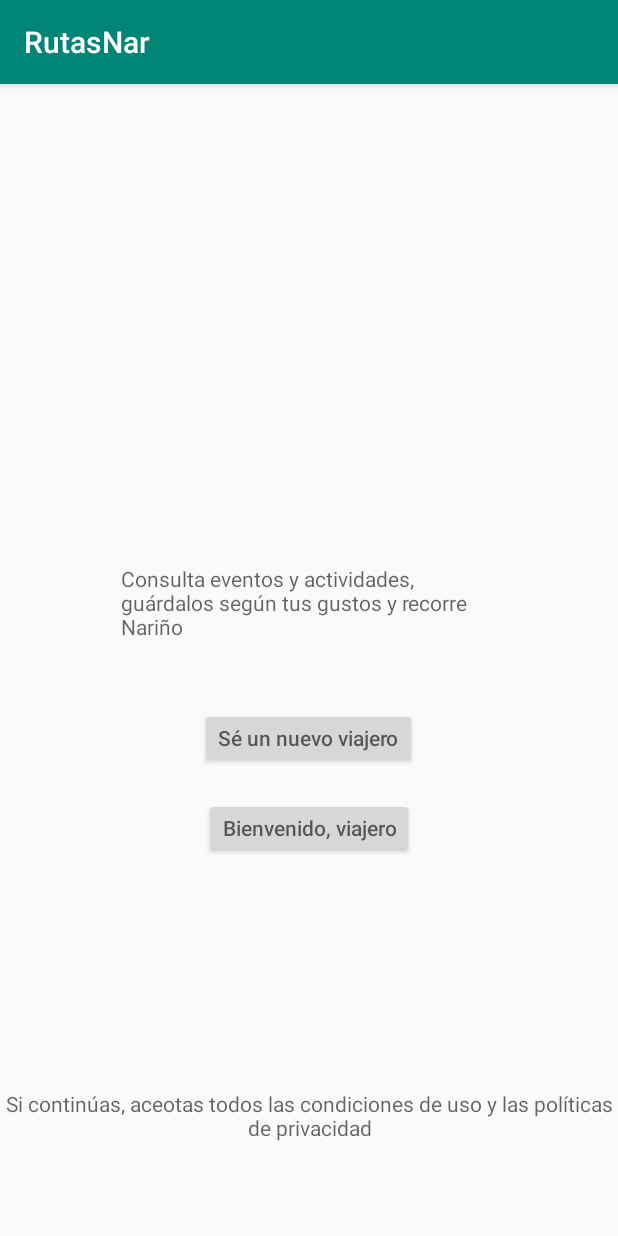
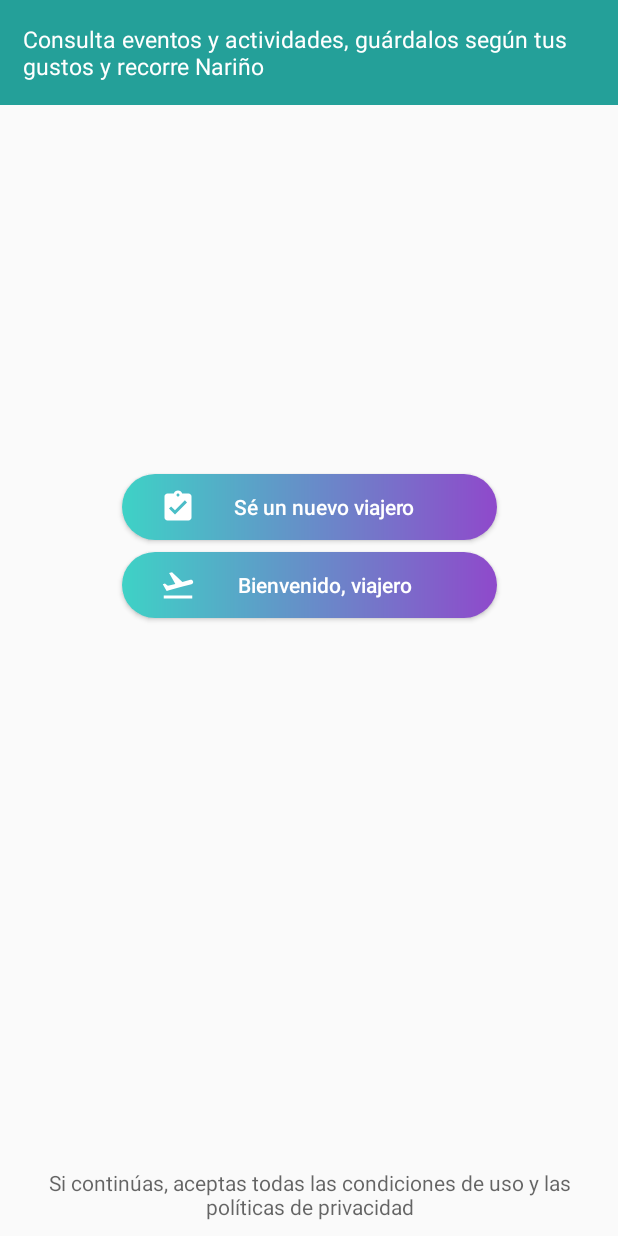
Before and after one commit to LuisEspanna/rutasNar, an Android app: the screen it shows after launch (LoginActivity), on a phone screen of 412 x 824 dp. Run offline under Robolectric (Android 15) with nearby library versions, the phone set to English and light mode, and no system bars; pictures from the network do not load.

Commit message:
Cargar imagen desde internet, custom buttons, cambio de colores, nuevos iconos

```diff
--- a/rutasApp/app/build.gradle
+++ b/rutasApp/app/build.gradle
@@ -29,4 +29,8 @@ dependencies {
     testImplementation 'junit:junit:4.12'
     androidTestImplementation 'androidx.test.ext:junit:1.1.0'
     androidTestImplementation 'androidx.test.espresso:espresso-core:3.1.1'
+    dependencies {
+        implementation 'com.github.bumptech.glide:glide:4.8.0'
+        annotationProcessor 'com.github.bumptech.glide:compiler:4.8.0'
+    }
 }
--- a/rutasApp/app/src/main/AndroidManifest.xml
+++ b/rutasApp/app/src/main/AndroidManifest.xml
@@ -2,7 +2,8 @@
 <manifest xmlns:android="http://schemas.android.com/apk/res/android"
     xmlns:tools="http://schemas.android.com/tools"
     package="apps.udenar.edu.co.rutasnar">
-
+    <uses-permission android:name="android.permission.INTERNET" />
+    <uses-permission android:name="android.permission.ACCESS_NETWORK_STATE" />
     <application
         android:allowBackup="true"
         android:icon="@mipmap/ic_launcher"
@@ -14,7 +15,8 @@
         <activity android:name=".MainActivity"/>
         <activity android:name=".UserRegisterActivity"/>
         <activity android:name=".UserLoginActivity" />
-        <activity android:name=".LoginActivity">
+        <activity android:name=".LoginActivity"
+                  android:theme="@style/AppTheme.none">
             <intent-filter>
                 <action android:name="android.intent.action.MAIN" />
 
--- a/rutasApp/app/src/main/java/apps/udenar/edu/co/rutasnar/LoginActivity.java
+++ b/rutasApp/app/src/main/java/apps/udenar/edu/co/rutasnar/LoginActivity.java
@@ -5,20 +5,35 @@ import androidx.fragment.app.Fragment;
 import androidx.fragment.app.FragmentTransaction;
 
 import android.content.Intent;
+import android.graphics.Bitmap;
+import android.graphics.BitmapFactory;
+import android.os.AsyncTask;
 import android.os.Bundle;
+import android.util.Log;
 import android.view.View;
 import android.widget.Button;
+import android.widget.ImageView;
+
+import com.bumptech.glide.Glide;
+
+import java.io.IOException;
+import java.io.InputStream;
+import java.net.MalformedURLException;
+import java.net.URL;
 
 public class LoginActivity extends AppCompatActivity {
 
+    ImageView img_banner;
     Button btn_t, btn_newt;
     @Override
     protected void onCreate(Bundle savedInstanceState) {
         super.onCreate(savedInstanceState);
         setContentView(R.layout.activity_login);
 
+
         btn_t = findViewById(R.id.btn_t);
         btn_newt = findViewById(R.id.btn_newt);
+
 
         btn_newt.setOnClickListener(new View.OnClickListener() {
             @Override
@@ -34,5 +49,9 @@ public class LoginActivity extends AppCompatActivity {
             }
         });
 
+        img_banner = findViewById(R.id.img_banner);
+        Glide.with(getApplicationContext())
+                .load("https://1.bp.blogspot.com/-BHIkQhmra0c/XpUUpmVLfsI/AAAAAAAABpk/oO_O3lCxajkVeAksMURtcf5QOEiuDGPIQCLcBGAsYHQ/s1600/banner_rutas2.png")
+                .into(img_banner);
     }
 }
--- a/rutasApp/app/src/main/java/apps/udenar/edu/co/rutasnar/UserLoginActivity.java
+++ b/rutasApp/app/src/main/java/apps/udenar/edu/co/rutasnar/UserLoginActivity.java
@@ -19,6 +19,7 @@ public class UserLoginActivity extends AppCompatActivity {
     protected void onCreate(Bundle savedInstanceState) {
         super.onCreate(savedInstanceState);
         setContentView(R.layout.activity_user_login);
+        setTitle("Inicio de sesión");
 
 
         db = new DatabaseHelper(this);
--- a/rutasApp/app/src/main/java/apps/udenar/edu/co/rutasnar/UserRegisterActivity.java
+++ b/rutasApp/app/src/main/java/apps/udenar/edu/co/rutasnar/UserRegisterActivity.java
@@ -20,6 +20,7 @@ public class UserRegisterActivity extends AppCompatActivity {
     protected void onCreate(Bundle savedInstanceState) {
         super.onCreate(savedInstanceState);
         setContentView(R.layout.activity_user_register);
+        setTitle("Registro del viajero");
 
         db = new DatabaseHelper(this);
         mTextUsername = findViewById(R.id.edittext_username);
--- /dev/null
+++ b/rutasApp/app/src/main/res/drawable/color_button.xml
@@ -0,0 +1,7 @@
+<?xml version="1.0" encoding="utf-8"?>
+<shape xmlns:android="http://schemas.android.com/apk/res/android">
+    <gradient android:startColor="#3ED2C6"
+              android:endColor="#8F49CB"/>
+    <corners android:radius="50sp"/>
+    <size android:width="20sp" />
+</shape>
--- /dev/null
+++ b/rutasApp/app/src/main/res/drawable/ic_card_travel.xml
@@ -0,0 +1,5 @@
+<vector android:height="24dp" android:tint="#FFFFFF"
+    android:viewportHeight="24.0" android:viewportWidth="24.0"
+    android:width="24dp" xmlns:android="http://schemas.android.com/apk/res/android">
+    <path android:fillColor="#FF000000" android:pathData="M20,6h-3L17,4c0,-1.11 -0.89,-2 -2,-2L9,2c-1.11,0 -2,0.89 -2,2v2L4,6c-1.11,0 -2,0.89 -2,2v11c0,1.11 0.89,2 2,2h16c1.11,0 2,-0.89 2,-2L22,8c0,-1.11 -0.89,-2 -2,-2zM9,4h6v2L9,6L9,4zM20,19L4,19v-2h16v2zM20,14L4,14L4,8h3v2h2L9,8h6v2h2L17,8h3v6z"/>
+</vector>
--- /dev/null
+++ b/rutasApp/app/src/main/res/drawable/ic_register.xml
@@ -0,0 +1,5 @@
+<vector android:height="24dp" android:tint="#FFFFFF"
+    android:viewportHeight="24.0" android:viewportWidth="24.0"
+    android:width="24dp" xmlns:android="http://schemas.android.com/apk/res/android">
+    <path android:fillColor="#FF000000" android:pathData="M19,3h-4.18C14.4,1.84 13.3,1 12,1c-1.3,0 -2.4,0.84 -2.82,2L5,3c-1.1,0 -2,0.9 -2,2v14c0,1.1 0.9,2 2,2h14c1.1,0 2,-0.9 2,-2L21,5c0,-1.1 -0.9,-2 -2,-2zM12,3c0.55,0 1,0.45 1,1s-0.45,1 -1,1 -1,-0.45 -1,-1 0.45,-1 1,-1zM10,17l-4,-4 1.41,-1.41L10,14.17l6.59,-6.59L18,9l-8,8z"/>
+</vector>
--- /dev/null
+++ b/rutasApp/app/src/main/res/drawable/ic_singin.xml
@@ -0,0 +1,5 @@
+<vector android:height="24dp" android:tint="#FFFFFF"
+    android:viewportHeight="24.0" android:viewportWidth="24.0"
+    android:width="24dp" xmlns:android="http://schemas.android.com/apk/res/android">
+    <path android:fillColor="#FF000000" android:pathData="M2.5,19h19v2h-19zM22.07,9.64c-0.21,-0.8 -1.04,-1.28 -1.84,-1.06L14.92,10l-6.9,-6.43 -1.93,0.51 4.14,7.17 -4.97,1.33 -1.97,-1.54 -1.45,0.39 1.82,3.16 0.77,1.33 1.6,-0.43 5.31,-1.42 4.35,-1.16L21,11.49c0.81,-0.23 1.28,-1.05 1.07,-1.85z"/>
+</vector>
--- /dev/null
+++ b/rutasApp/app/src/main/res/drawable/round_background_white.xml
@@ -0,0 +1,5 @@
+<?xml version="1.0" encoding="utf-8"?>
+<shape xmlns:android="http://schemas.android.com/apk/res/android">
+    <solid android:color="#FFFFFF" />
+    <corners android:radius="30sp"/>
+</shape>
--- a/rutasApp/app/src/main/res/layout/activity_login.xml
+++ b/rutasApp/app/src/main/res/layout/activity_login.xml
@@ -1,51 +1,80 @@
 <?xml version="1.0" encoding="utf-8"?>
-<LinearLayout
-    xmlns:android="http://schemas.android.com/apk/res/android"
+<androidx.constraintlayout.widget.ConstraintLayout xmlns:android="http://schemas.android.com/apk/res/android"
     xmlns:app="http://schemas.android.com/apk/res-auto"
     xmlns:tools="http://schemas.android.com/tools"
-    android:orientation="vertical"
     android:layout_width="match_parent"
     android:layout_height="match_parent"
-    tools:context=".LoginActivity"
-    android:gravity="center_horizontal">
-
-    <ImageView
-        android:layout_width="match_parent"
-        android:layout_height="300dp"
-        />
-    <LinearLayout
-        android:layout_width="match_parent"
-        android:layout_height="370dp"
-        android:gravity="center_horizontal"
-        android:orientation="vertical">
+    android:orientation="vertical"
+    tools:context=".LoginActivity">
 
     <TextView
-            android:layout_width="250dp"
-            android:layout_height="56dp"
-            android:layout_marginTop="20dp"
-            android:hint="@string/welcome_msg" />
+        android:id="@+id/textView"
+        android:layout_width="wrap_content"
+        android:layout_height="wrap_content"
+        android:hint="@string/terms"
+        android:padding="10sp"
+        android:textAlignment="center"
+        app:layout_constraintBottom_toBottomOf="parent"
+        app:layout_constraintEnd_toEndOf="parent"
+        app:layout_constraintStart_toStartOf="parent" />
+
     <Button
         android:id="@+id/btn_newt"
-            android:layout_width="wrap_content"
-            android:layout_height="40dp"
-            android:layout_marginTop="40dp"
-            android:hint="@string/new_traveler"/>
+        android:layout_width="250sp"
+        android:layout_height="44sp"
+        android:layout_marginTop="65dp"
+        android:background="@drawable/color_button"
+        android:drawableLeft="@drawable/ic_register"
+        android:drawablePadding="-30sp"
+        android:hint="@string/new_traveler"
+        android:paddingLeft="25sp"
+        android:textColor="#FFFFFF"
+        android:textColorHint="#FFFFFF"
+        app:layout_constraintBottom_toTopOf="@+id/textView"
+        app:layout_constraintEnd_toEndOf="parent"
+        app:layout_constraintHorizontal_bias="0.503"
+        app:layout_constraintStart_toStartOf="parent"
+        app:layout_constraintTop_toBottomOf="@+id/textView2"
+        app:layout_constraintVertical_bias="0.306" />
 
     <Button
         android:id="@+id/btn_t"
-            android:layout_width="wrap_content"
-            android:layout_height="40dp"
-            android:layout_marginTop="20dp"
-            android:hint="@string/traveler"/>
-
-    </LinearLayout>
+        android:layout_width="250sp"
+        android:layout_height="44sp"
+        android:layout_marginTop="8dp"
+        android:background="@drawable/color_button"
+        android:drawableLeft="@drawable/ic_singin"
+        android:drawablePadding="-30sp"
+        android:hint="@string/traveler"
+        android:paddingLeft="25sp"
+        android:textColor="#00FFFFFF"
+        android:textColorHint="#FFFFFF"
+        app:layout_constraintEnd_toEndOf="parent"
+        app:layout_constraintStart_toStartOf="parent"
+        app:layout_constraintTop_toBottomOf="@+id/btn_newt" />
 
     <TextView
-        android:layout_width="match_parent"
-        android:layout_height="match_parent"
-        android:textAlignment="center"
-        android:hint="@string/terms"/>
+        android:id="@+id/textView2"
+        android:layout_width="0dp"
+        android:layout_height="wrap_content"
+        android:background="#DA009289"
+        android:hint="@string/welcome_msg"
+        android:padding="15sp"
+        android:textColor="#00FFFFFF"
+        android:textColorHint="#FFFFFF"
+        android:textSize="15sp"
+        app:layout_constraintEnd_toEndOf="parent"
+        app:layout_constraintStart_toStartOf="parent"
+        app:layout_constraintTop_toBottomOf="@+id/img_banner" />
+
+    <ImageView
+        android:id="@+id/img_banner"
+        android:layout_width="0dp"
+        android:layout_height="wrap_content"
+        app:layout_constraintEnd_toEndOf="parent"
+        app:layout_constraintStart_toStartOf="parent"
+        app:layout_constraintTop_toTopOf="parent"
+        app:srcCompat="@android:drawable/btn_dialog" />
 
 
-
-</LinearLayout>
+</androidx.constraintlayout.widget.ConstraintLayout>
--- a/rutasApp/app/src/main/res/values/colors.xml
+++ b/rutasApp/app/src/main/res/values/colors.xml
@@ -1,6 +1,6 @@
 <?xml version="1.0" encoding="utf-8"?>
 <resources>
-    <color name="colorPrimary">#008577</color>
-    <color name="colorPrimaryDark">#00574B</color>
-    <color name="colorAccent">#D81B60</color>
+    <color name="colorPrimary">#4AAD91</color>
+    <color name="colorPrimaryDark">#005D57</color>
+    <color name="colorAccent">#8F49CB</color>
 </resources>
--- a/rutasApp/app/src/main/res/values/strings.xml
+++ b/rutasApp/app/src/main/res/values/strings.xml
@@ -5,7 +5,7 @@
     <string name="new_traveler">Sé un nuevo viajero</string>
     <string name="traveler">Bienvenido, viajero</string>
     <string name="welcome_msg">Consulta eventos y actividades, guárdalos según tus gustos y recorre Nariño</string>
-    <string name="terms">Si continúas, aceotas todos las condiciones de uso y las políticas de privacidad</string>
+    <string name="terms">Si continúas, aceptas todas las condiciones de uso y las políticas de privacidad</string>
 
     <!-- TODO: Remove or change this placeholder text -->
     <string name="hello_blank_fragment">Hello blank fragment</string>
--- a/rutasApp/app/src/main/res/values/styles.xml
+++ b/rutasApp/app/src/main/res/values/styles.xml
@@ -8,4 +8,9 @@
         <item name="colorAccent">@color/colorAccent</item>
     </style>
 
+    <style name="AppTheme.none">
+        <item name="windowActionBar">false</item>
+        <item name="windowNoTitle">true</item>
+    </style>
+
 </resources>
--- a/rutasApp/build.gradle
+++ b/rutasApp/build.gradle
@@ -16,9 +16,9 @@ buildscript {
 
 allprojects {
     repositories {
+        mavenCentral()
         google()
         jcenter()
-
     }
 }
 
```
Also changed, not shown: rutasApp/app/src/main/res/layout/activity_user_login.xml (+26 -13 lines), rutasApp/app/src/main/res/layout/activity_user_register.xml (+33 -16 lines). Lines whose indentation alone changed are shown as unchanged.
